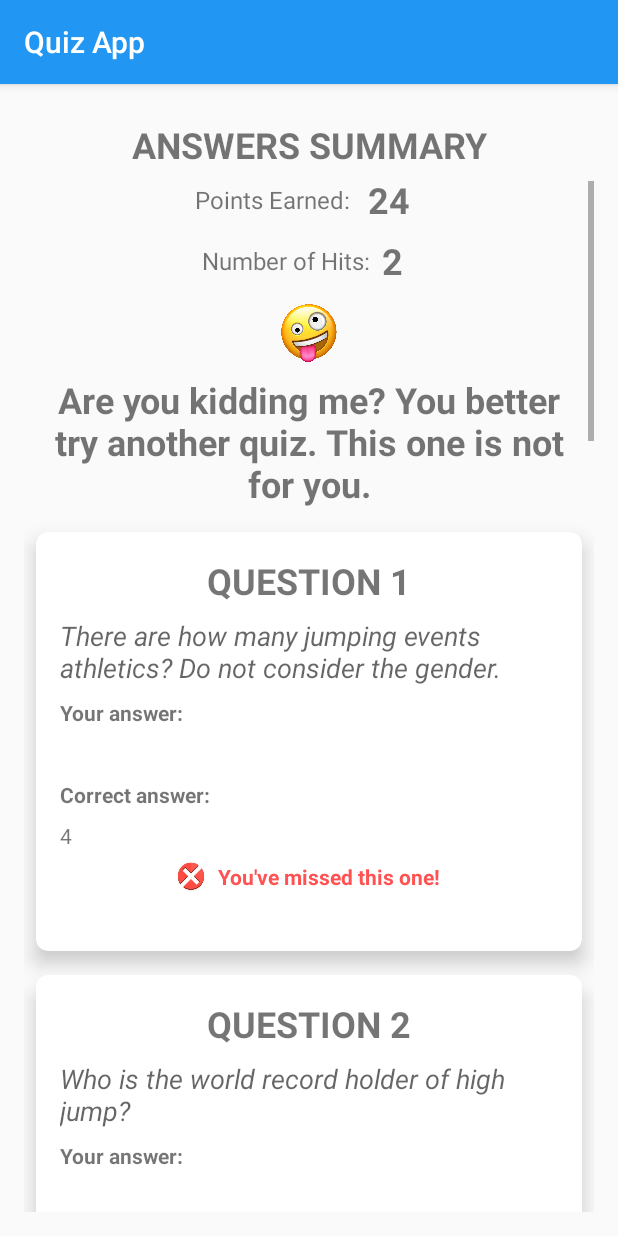
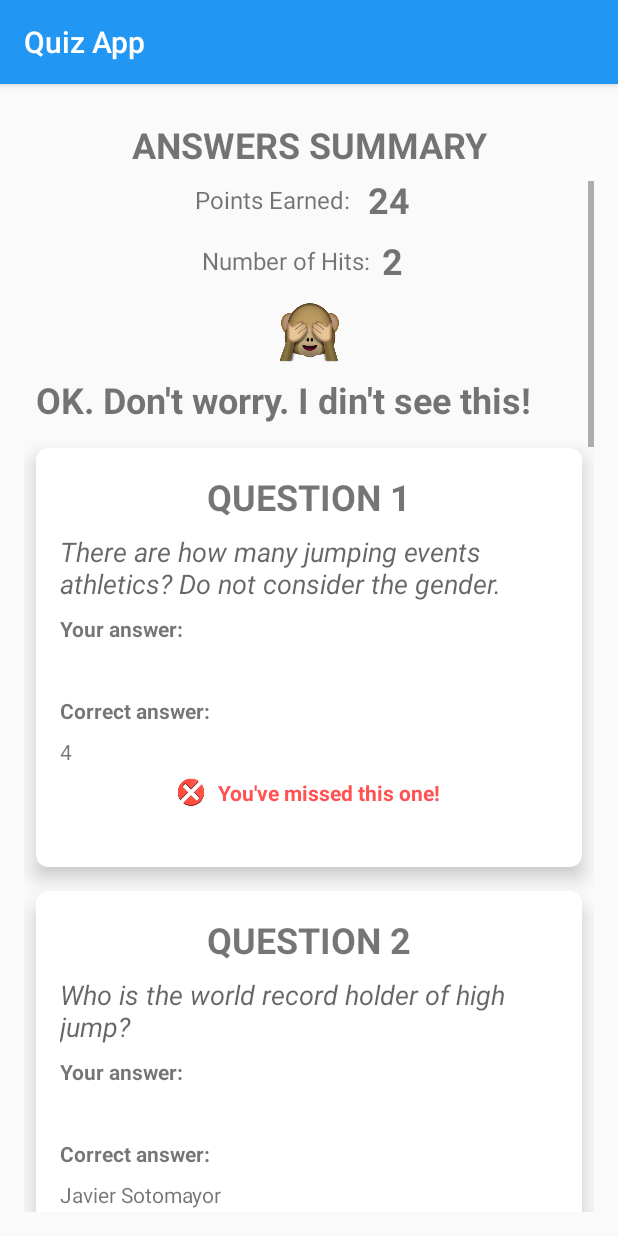
Before and after one commit to jesselima/nanodegree-android-basic-quiz-app, an Android app: the SummaryActivity screen opened directly, with no data from a screen before it, on a phone screen of 412 x 824 dp. Run offline under Robolectric (Android 15) with nearby library versions, the phone set to English and light mode, and no system bars; 34 statements that could not run were skipped.

Commit message:
To meet project rubric specifications toast messages were added to SummaryActivity to show number of hits and points earned.

```diff
--- a/app/src/main/java/com/udacity/nanodegree/quizapp/SummaryActivity.java
+++ b/app/src/main/java/com/udacity/nanodegree/quizapp/SummaryActivity.java
@@ -8,6 +8,7 @@ import android.os.Bundle;
 import android.view.View;
 import android.widget.ImageView;
 import android.widget.TextView;
+import android.widget.Toast;
 
 public class SummaryActivity extends AppCompatActivity {
     // Correct answers
@@ -95,6 +96,7 @@ public class SummaryActivity extends AppCompatActivity {
                             userQuestion8text3,
                             userQuestion8text4,
                             userQuestion8text5);
+
     }
 
     /**
@@ -315,47 +317,53 @@ public class SummaryActivity extends AppCompatActivity {
             img6.setImageResource(R.drawable.question_hit);
         }
 
-        // update the points earned on the summary
+        // update the points earned on the summary and show it as a toast message
+        TextView hitsTextView = findViewById(R.id.number_of_hit_questions);
+        hitsTextView.setText(String.valueOf(numberOfHits));
+        Toast.makeText(this, getString(R.string.you_made) + numberOfHits + getString(R.string.correct_hits), Toast.LENGTH_LONG).show();
+
+        // update the number of hits  on the summary and show it as a toast message
         TextView pointsTextView = findViewById(R.id.points_earned);
         pointsTextView.setText(String.valueOf(pointsEarned));
-        // update the number of hits  on the summary
-        TextView hitsTextView = findViewById(R.id.number_of_hit_questions);
-        hitsTextView.setText(String.valueOf(numberOfHits));
+        Toast.makeText(this, getString(R.string.earned) + pointsEarned + " points", Toast.LENGTH_LONG).show();
 
         // Update the summary header with text and image according to amount of questions hit
-        if(numberOfHits < 1) {
+        if(numberOfHits < 3) {
             ImageView imgFeeling = findViewById(R.id.img_feeling);
                 imgFeeling.setImageResource(R.drawable.feeling_not_seen);
-
             TextView textFelling = findViewById(R.id.text_feeling);
                 textFelling.setText(feelingNotSeen);
-
-        }else if(numberOfHits <= 2){
+            Toast.makeText(this, R.string.not_see_this, Toast.LENGTH_LONG).show();
+        }else if(numberOfHits <= 6){
             ImageView imgFeeling = findViewById(R.id.img_feeling);
                 imgFeeling.setImageResource(R.drawable.feeling_crazy);
-
             TextView textFelling = findViewById(R.id.text_feeling);
                 textFelling.setText(feelingCrazy);
-
-        }else if(numberOfHits <=4){
+            Toast.makeText(this, R.string.bad_result, Toast.LENGTH_LONG).show();
+        }else if(numberOfHits <= 10){
             ImageView imgFeeling = findViewById(R.id.img_feeling);
                 imgFeeling.setImageResource(R.drawable.feeling_bad);
-
             TextView textFelling = findViewById(R.id.text_feeling);
                 textFelling.setText(feelingBad);
-
-        }else if(numberOfHits == 5){
+            Toast.makeText(this, R.string.not_so_bad, Toast.LENGTH_LONG).show();
+        }else if(numberOfHits <= 12){
             ImageView imgFeeling = findViewById(R.id.img_feeling);
                 imgFeeling.setImageResource(R.drawable.feeling_cool);
-
             TextView textFelling = findViewById(R.id.text_feeling);
                 textFelling.setText(feelingCool);
+            Toast.makeText(this, R.string.great_result, Toast.LENGTH_LONG).show();
+        }else if(numberOfHits <= 15){
+            ImageView imgFeeling = findViewById(R.id.img_feeling);
+                imgFeeling.setImageResource(R.drawable.feeling_ohhhhh);
+            TextView textFelling = findViewById(R.id.text_feeling);
+                textFelling.setText(feelingCool);
+            Toast.makeText(this, R.string.awesome, Toast.LENGTH_LONG).show();
         }else{
             ImageView imgFeeling = findViewById(R.id.img_feeling);
                 imgFeeling.setImageResource(R.drawable.feeling_perfect);
-
             TextView textFelling = findViewById(R.id.text_feeling);
                 textFelling.setText(feelingAwesome);
+            Toast.makeText(this, R.string.perfect_result, Toast.LENGTH_LONG).show();
         }
     }
 
--- a/app/src/main/res/values/strings.xml
+++ b/app/src/main/res/values/strings.xml
@@ -87,10 +87,10 @@
     <string name="your_answer">Your answer:</string>
     <string name="am_i_active_athlete">Am I an active athlete?</string>
     <string name="feeling_not_seen">OK. Don\'t worry. I din\'t see this!</string>
-    <string name="feeling_bad">Ops! You really need do research!</string>
+    <string name="feeling_crazy">Are you kidding me? That is a bad result.</string>
+    <string name="feeling_bad">Ops! Not so bad but You need to do some research.</string>
     <string name="feeling_cool">Nice! You really know about athletics.</string>
-    <string name="feeling_crazy">Are you kidding me? You better try another quiz. This one is not for you.</string>
-    <string name="feeling_awesome">Perfect! You hit all questions. Congratulations!</string>
+    <string name="feeling_awesome">WoW! Perfect! You hit all questions. Congratulations!</string>
     <string name="user_answer_here">User answer</string>
     <string name="correct_answer_here">Correct answer here</string>
     <string name="you_missed_this_one">You\'ve missed this one!</string>
@@ -114,4 +114,13 @@
     <string name="select_if_you_are_athlete">Select if you are athlete or not.</string>
     <string name="age_can_not_be_empty">Age can not be empty.</string>
     <string name="age_must_be_greater_than">Your age must be greater than 5.</string>
+    <string name="you_made">You made</string>
+    <string name="correct_hits">correct hits</string>
+    <string name="earned">and earned</string>
+    <string name="not_see_this">I did not see this.</string>
+    <string name="bad_result">That is a bad result.</string>
+    <string name="not_so_bad">Not so bad.</string>
+    <string name="great_result">Nice! That is a great result.</string>
+    <string name="awesome">Awesome!</string>
+    <string name="perfect_result">Perfect! You hit all the questions!</string>
 </resources>
```
Also changed, not shown: app/src/main/res/drawable/feeling_ohhhhh.png (added), 1 other file. Lines whose indentation alone changed are shown as unchanged.
